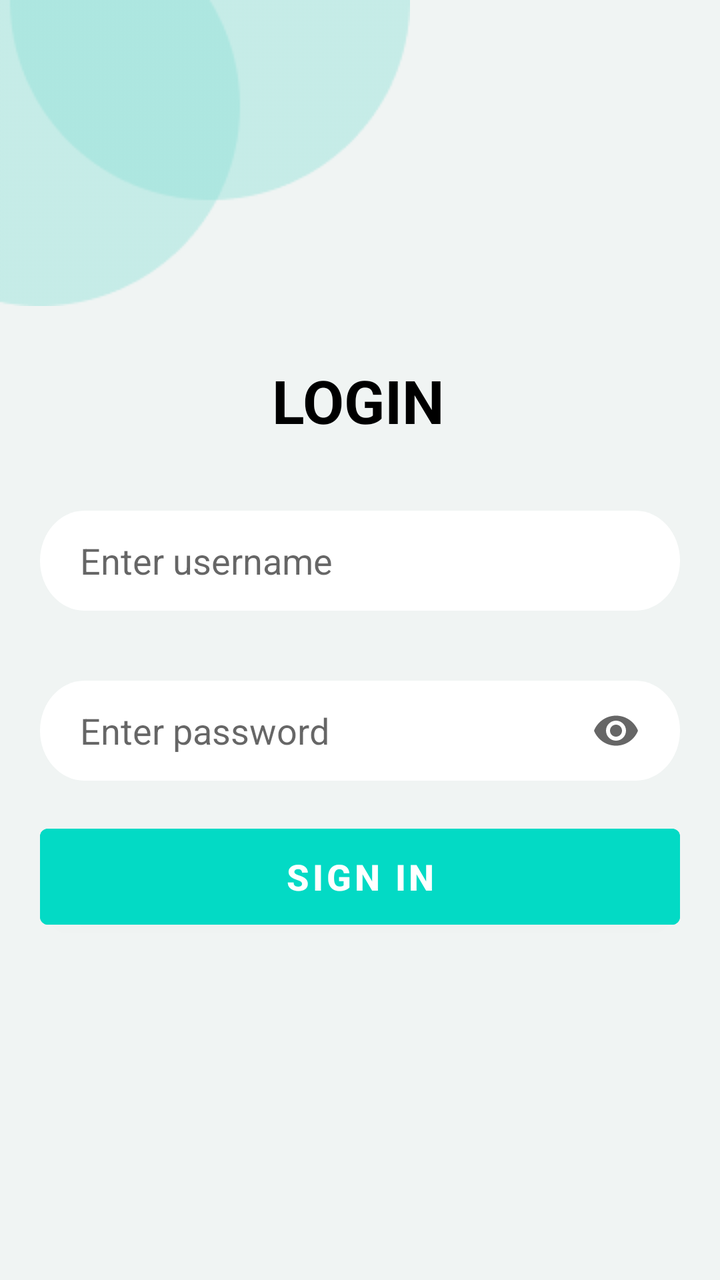
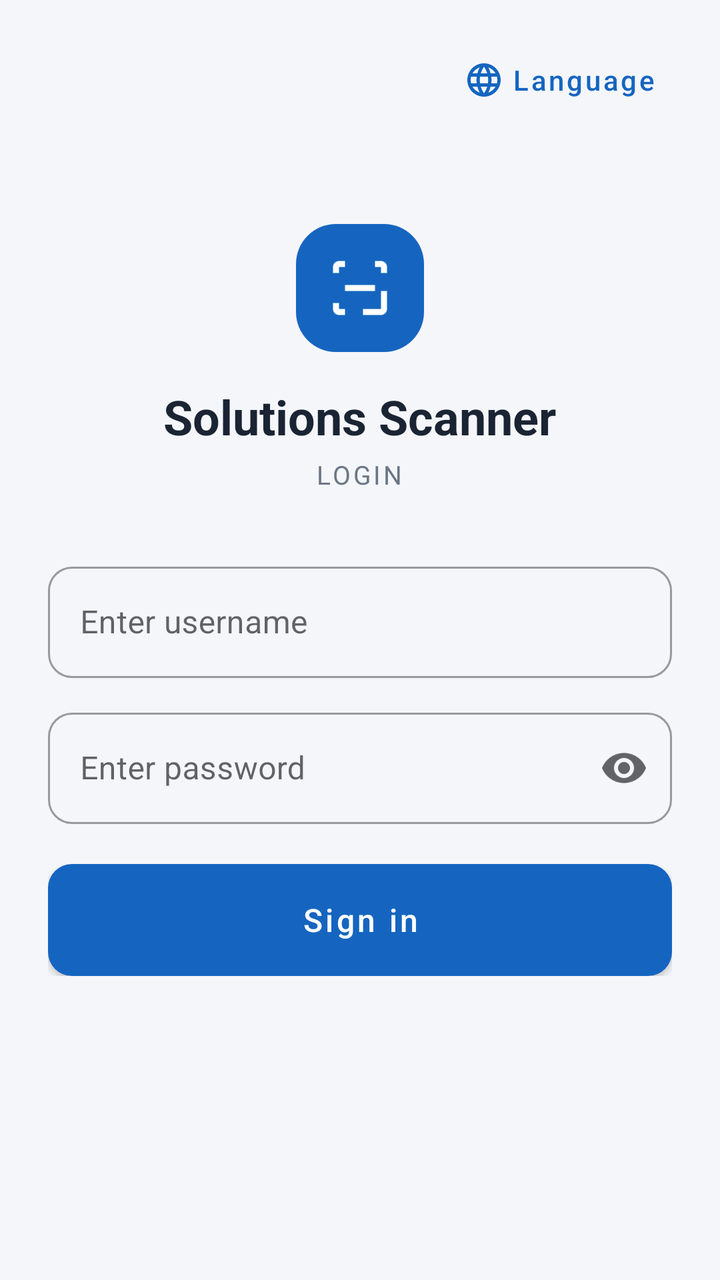

Compare the two renders of this Android layout. The source of the first and the diff that turns it into the second are given below.
<!-- AndroidManifest.xml: application theme Theme.FireDatabase -->
<!-- res/layout/activity_login.xml -->
<?xml version="1.0" encoding="utf-8"?>

<ScrollView xmlns:android="http://schemas.android.com/apk/res/android"
    xmlns:app="http://schemas.android.com/apk/res-auto"
    xmlns:tools="http://schemas.android.com/tools"
    android:layout_width="match_parent"
    android:layout_height="match_parent"
    android:background="@color/background"
    tools:context=".MainActivity">
    <androidx.constraintlayout.widget.ConstraintLayout
        android:id="@+id/main_header"
        android:layout_width="match_parent"
        android:layout_height="match_parent"
        >
        <ImageView
            android:id="@+id/image_view2"
            android:layout_width="wrap_content"
            android:layout_height="wrap_content"
            android:src="@drawable/shape"
            app:layout_constraintStart_toStartOf="parent"
            app:layout_constraintBaseline_toTopOf="parent"
            />
        <TextView
            android:id="@+id/text1"
            android:layout_width="wrap_content"
            android:layout_height="wrap_content"
            android:text="LOGIN"
            android:layout_marginTop="180dp"
            android:textColor="@color/black"
            android:textStyle="bold"
            android:textSize="30sp"
            app:layout_constraintEnd_toEndOf="parent"
            app:layout_constraintHorizontal_bias="0.497"
            app:layout_constraintStart_toStartOf="parent"
            app:layout_constraintTop_toTopOf="parent"
            />
        <EditText
            android:id="@+id/logtxt"
            android:layout_width="320dp"
            android:layout_height="50dp"
            android:layout_marginTop="35dp"
            android:background="@drawable/input_style"
            android:hint="Enter username"
            android:paddingLeft="20dp"
            app:layout_constraintEnd_toEndOf="parent"
            app:layout_constraintStart_toStartOf="parent"
            app:layout_constraintTop_toBottomOf="@+id/text1"
            />
        <EditText
            android:id="@+id/ed3"
            android:layout_width="320dp"
            android:layout_height="50dp"
            android:layout_marginTop="35dp"
            android:background="@drawable/input_style"
            android:hint="Enter password"
            android:inputType="textPassword"
            android:drawableRight="@drawable/ic_baseline_visibility_24"
            android:paddingRight="20dp"
            android:paddingLeft="20dp"
            android:longClickable="false"
            app:layout_constraintEnd_toEndOf="parent"
            app:layout_constraintStart_toStartOf="parent"
            app:layout_constraintTop_toBottomOf="@+id/logtxt"
            />

        <TextView
            android:id="@+id/tvError"
            android:layout_width="0dp"
            android:layout_height="wrap_content"
            android:textColor="@android:color/holo_red_dark"
            android:textSize="14sp"
            android:visibility="gone"
            android:layout_marginTop="12dp"
            app:layout_constraintStart_toStartOf="@+id/ed3"
            app:layout_constraintEnd_toEndOf="@+id/ed3"
            app:layout_constraintTop_toBottomOf="@+id/ed3" />

        <FrameLayout
            android:id="@+id/login_button_container"
            android:layout_width="320dp"
            android:layout_height="60dp"
            android:layout_marginTop="18dp"
            app:layout_constraintEnd_toEndOf="parent"
            app:layout_constraintStart_toStartOf="parent"
            app:layout_constraintTop_toBottomOf="@+id/tvError">

            <Button
                android:id="@+id/btnLogin"
                android:layout_width="match_parent"
                android:layout_height="match_parent"
                android:gravity="center"
                android:text="Sign in"
                android:textSize="18sp"
                android:textStyle="bold"
                android:backgroundTint="@color/teal_200" />

            <ProgressBar
                android:id="@+id/progress_login"
                android:layout_width="36dp"
                android:layout_height="36dp"
                android:indeterminate="true"
                android:visibility="gone"
                android:layout_gravity="center" />

        </FrameLayout>
        


    </androidx.constraintlayout.widget.ConstraintLayout>

</ScrollView>
<!-- resources referenced by this layout -->
<resources>
  <color name="background">#F0F4F3</color>
  <color name="black">#FF000000</color>
  <color name="teal_200">#FF03DAC5</color>
  <!-- drawable ic_baseline_visibility_24 (drawable) -->
  <vector xmlns:android="http://schemas.android.com/apk/res/android"
      android:width="24dp"
      android:height="24dp"
      android:viewportWidth="24"
      android:viewportHeight="24"
      android:tint="?attr/colorControlNormal">
    <path
        android:fillColor="@android:color/white"
        android:pathData="M12,4.5C7,4.5 2.73,7.61 1,12c1.73,4.39 6,7.5 11,7.5s9.27,-3.11 11,-7.5c-1.73,-4.39 -6,-7.5 -11,-7.5zM12,17c-2.76,0 -5,-2.24 -5,-5s2.24,-5 5,-5 5,2.24 5,5 -2.24,5 -5,5zM12,9c-1.66,0 -3,1.34 -3,3s1.34,3 3,3 3,-1.34 3,-3 -1.34,-3 -3,-3z"/>
  </vector>
  <!-- drawable input_style (drawable) -->
  <vector
      xmlns:android="http://schemas.android.com/apk/res/android"
      xmlns:aapt="http://schemas.android.com/aapt"
      android:width="360dp"
      android:height="50dp"
      android:viewportWidth="360"
      android:viewportHeight="50"
      >
      <group>
  
          <clip-path
              android:pathData="M25 0H335C348.807 0 360 11.1929 360 25C360 38.8071 348.807 50 335 50H25C11.1929 50 0 38.8071 0 25C0 11.1929 11.1929 0 25 0Z"
              />
  
          <path
              android:pathData="M0 0V50H360V0"
              android:fillColor="#FFFFFF"
              />
  
      </group>
  
  </vector>
  <!-- drawable shape: png bitmap (drawable, 2964 bytes) -->
  <style name="Theme.FireDatabase" parent="Theme.MaterialComponents.DayNight.NoActionBar">
          
          <item name="colorPrimary">@color/purple_500</item>
          <item name="colorPrimaryVariant">@color/purple_700</item>
          <item name="colorOnPrimary">@color/white</item>
          
          <item name="colorSecondary">@color/teal_200</item>
          <item name="colorSecondaryVariant">@color/teal_700</item>
          <item name="colorOnSecondary">@color/black</item>
          
          <item name="android:statusBarColor" tools:targetApi="l">?attr/colorPrimaryVariant</item>
          
      </style>
  <color name="purple_500">#FF6200EE</color>
  <color name="purple_700">#FF3700B3</color>
  <color name="white">#FFFFFFFF</color>
  <color name="teal_700">#FF018786</color>
</resources>

<!-- the commit's change to res/layout/activity_login.xml (unified diff, before → after) -->
@@ -1,111 +1,143 @@
 <?xml version="1.0" encoding="utf-8"?>
-
 <ScrollView xmlns:android="http://schemas.android.com/apk/res/android"
     xmlns:app="http://schemas.android.com/apk/res-auto"
-    xmlns:tools="http://schemas.android.com/tools"
     android:layout_width="match_parent"
     android:layout_height="match_parent"
     android:background="@color/background"
-    tools:context=".MainActivity">
-    <androidx.constraintlayout.widget.ConstraintLayout
+    android:fillViewport="true">
+
+    <LinearLayout
         android:id="@+id/main_header"
         android:layout_width="match_parent"
-        android:layout_height="match_parent"
-        >
-        <ImageView
-            android:id="@+id/image_view2"
+        android:layout_height="wrap_content"
+        android:orientation="vertical"
+        android:paddingStart="24dp"
+        android:paddingEnd="24dp"
+        android:paddingTop="16dp"
+        android:paddingBottom="24dp">
+
+        <com.google.android.material.button.MaterialButton
+            android:id="@+id/btnLanguage"
+            style="@style/Widget.MaterialComponents.Button.TextButton"
             android:layout_width="wrap_content"
             android:layout_height="wrap_content"
-            android:src="@drawable/shape"
-            app:layout_constraintStart_toStartOf="parent"
-            app:layout_constraintBaseline_toTopOf="parent"
-            />
+            android:layout_gravity="end"
+            android:text="@string/language"
+            android:textAllCaps="false"
+            app:icon="@drawable/ic_language"/>
+
+        <ImageView
+            android:layout_width="64dp"
+            android:layout_height="64dp"
+            android:layout_gravity="center_horizontal"
+            android:layout_marginTop="48dp"
+            android:background="@drawable/bg_pill"
+            android:backgroundTint="@color/brand_blue"
+            android:padding="14dp"
+            android:src="@drawable/ic_scanner_outline"
+            android:contentDescription="@null"
+            app:tint="@color/white"/>
+
         <TextView
             android:id="@+id/text1"
             android:layout_width="wrap_content"
             android:layout_height="wrap_content"
-            android:text="LOGIN"
-            android:layout_marginTop="180dp"
-            android:textColor="@color/black"
-            android:textStyle="bold"
-            android:textSize="30sp"
-            app:layout_constraintEnd_toEndOf="parent"
-            app:layout_constraintHorizontal_bias="0.497"
-            app:layout_constraintStart_toStartOf="parent"
-            app:layout_constraintTop_toTopOf="parent"
-            />
-        <EditText
-            android:id="@+id/logtxt"
-            android:layout_width="320dp"
-            android:layout_height="50dp"
-            android:layout_marginTop="35dp"
-            android:background="@drawable/input_style"
-            android:hint="Enter username"
-            android:paddingLeft="20dp"
-            app:layout_constraintEnd_toEndOf="parent"
-            app:layout_constraintStart_toStartOf="parent"
-            app:layout_constraintTop_toBottomOf="@+id/text1"
-            />
-        <EditText
-            android:id="@+id/ed3"
-            android:layout_width="320dp"
-            android:layout_height="50dp"
-            android:layout_marginTop="35dp"
-            android:background="@drawable/input_style"
-            android:hint="Enter password"
-            android:inputType="textPassword"
-            android:drawableRight="@drawable/ic_baseline_visibility_24"
-            android:paddingRight="20dp"
-            android:paddingLeft="20dp"
-            android:longClickable="false"
-            app:layout_constraintEnd_toEndOf="parent"
-            app:layout_constraintStart_toStartOf="parent"
-            app:layout_constraintTop_toBottomOf="@+id/logtxt"
-            />
+            android:layout_gravity="center_horizontal"
+            android:layout_marginTop="16dp"
+            android:text="@string/app_name"
+            android:textColor="@color/text_primary"
+            android:textSize="24sp"
+            android:textStyle="bold"/>
+
+        <TextView
+            android:layout_width="wrap_content"
+            android:layout_height="wrap_content"
+            android:layout_gravity="center_horizontal"
+            android:layout_marginTop="4dp"
+            android:layout_marginBottom="32dp"
+            android:text="@string/login_title"
+            android:textColor="@color/text_secondary"
+            android:textSize="13sp"
+            android:letterSpacing="0.1"/>
+
+        <com.google.android.material.textfield.TextInputLayout
+            style="@style/Widget.MaterialComponents.TextInputLayout.OutlinedBox"
+            android:layout_width="match_parent"
+            android:layout_height="wrap_content"
+            android:hint="@string/login_username_hint"
+            app:boxCornerRadiusTopStart="12dp"
+            app:boxCornerRadiusTopEnd="12dp"
+            app:boxCornerRadiusBottomStart="12dp"
+            app:boxCornerRadiusBottomEnd="12dp">
+
+            <com.google.android.material.textfield.TextInputEditText
+                android:id="@+id/logtxt"
+                android:layout_width="match_parent"
+                android:layout_height="wrap_content"
+                android:imeOptions="actionNext"
+                android:inputType="textEmailAddress|textNoSuggestions"
+                android:maxLines="1"/>
+        </com.google.android.material.textfield.TextInputLayout>
+
+        <com.google.android.material.textfield.TextInputLayout
+            style="@style/Widget.MaterialComponents.TextInputLayout.OutlinedBox"
+            android:layout_width="match_parent"
+            android:layout_height="wrap_content"
+            android:layout_marginTop="12dp"
+            android:hint="@string/login_password_hint"
+            app:endIconMode="password_toggle"
+            app:boxCornerRadiusTopStart="12dp"
+            app:boxCornerRadiusTopEnd="12dp"
+            app:boxCornerRadiusBottomStart="12dp"
+            app:boxCornerRadiusBottomEnd="12dp">
+
+            <com.google.android.material.textfield.TextInputEditText
+                android:id="@+id/ed3"
+                android:layout_width="match_parent"
+                android:layout_height="wrap_content"
+                android:imeOptions="actionDone"
+                android:inputType="textPassword"
+                android:maxLines="1"/>
+        </com.google.android.material.textfield.TextInputLayout>
 
         <TextView
             android:id="@+id/tvError"
-            android:layout_width="0dp"
+            android:layout_width="match_parent"
             android:layout_height="wrap_content"
-            android:textColor="@android:color/holo_red_dark"
+            android:layout_marginTop="12dp"
+            android:background="@drawable/bg_pill"
+            android:backgroundTint="#FDECEC"
+            android:padding="12dp"
+            android:textColor="#B3261E"
             android:textSize="14sp"
-            android:visibility="gone"
-            android:layout_marginTop="12dp"
-            app:layout_constraintStart_toStartOf="@+id/ed3"
-            app:layout_constraintEnd_toEndOf="@+id/ed3"
-            app:layout_constraintTop_toBottomOf="@+id/ed3" />
+            android:visibility="gone"/>
 
         <FrameLayout
             android:id="@+id/login_button_container"
-            android:layout_width="320dp"
-            android:layout_height="60dp"
-            android:layout_marginTop="18dp"
-            app:layout_constraintEnd_toEndOf="parent"
-            app:layout_constraintStart_toStartOf="parent"
-            app:layout_constraintTop_toBottomOf="@+id/tvError">
+            android:layout_width="match_parent"
+            android:layout_height="56dp"
+            android:layout_marginTop="20dp">
 
-            <Button
+            <com.google.android.material.button.MaterialButton
                 android:id="@+id/btnLogin"
                 android:layout_width="match_parent"
                 android:layout_height="match_parent"
-                android:gravity="center"
-                android:text="Sign in"
-                android:textSize="18sp"
-                android:textStyle="bold"
-                android:backgroundTint="@color/teal_200" />
+                android:insetTop="0dp"
+                android:insetBottom="0dp"
+                android:text="@string/login_sign_in"
+                android:textAllCaps="false"
+                android:textSize="16sp"
+                app:cornerRadius="12dp"/>
 
             <ProgressBar
                 android:id="@+id/progress_login"
-                android:layout_width="36dp"
-                android:layout_height="36dp"
+                android:layout_width="28dp"
+                android:layout_height="28dp"
+                android:layout_gravity="center"
                 android:indeterminate="true"
-                android:visibility="gone"
-                android:layout_gravity="center" />
+                android:indeterminateTint="@color/white"
+                android:visibility="gone"/>
+        </FrameLayout>
 
-        </FrameLayout>
-        
-
-
-    </androidx.constraintlayout.widget.ConstraintLayout>
-
+    </LinearLayout>
 </ScrollView>
<!-- resource entries referenced after the edit -->
@@ -1,59 +1,65 @@
 <!-- resources referenced by this layout -->
 <resources>
-  <color name="background">#F0F4F3</color>
-  <color name="black">#FF000000</color>
-  <color name="teal_200">#FF03DAC5</color>
-  <!-- drawable ic_baseline_visibility_24 (drawable) -->
+  <color name="background">#F4F6FA</color>
+  <color name="brand_blue">#1565C0</color>
+  <color name="text_primary">#1A2433</color>
+  <color name="text_secondary">#6B7685</color>
+  <style name="Theme.FireDatabase" parent="Theme.MaterialComponents.Light.NoActionBar">
+          <item name="colorPrimary">@color/brand_blue</item>
+          <item name="colorPrimaryVariant">@color/brand_blue_dark</item>
+          <item name="colorOnPrimary">@color/white</item>
+          <item name="colorSecondary">@color/brand_blue</item>
+          <item name="colorSecondaryVariant">@color/brand_blue_dark</item>
+          <item name="colorOnSecondary">@color/white</item>
+          <item name="colorAccent">@color/brand_blue</item>
+          <item name="android:colorBackground">@color/background</item>
+          <item name="android:statusBarColor">@color/brand_blue_dark</item>
+          <item name="materialCardViewStyle">@style/Widget.App.Card</item>
+      </style>
+  <color name="brand_blue_dark">#0D47A1</color>
+  <style name="Widget.App.Card" parent="Widget.MaterialComponents.CardView">
+          <item name="cardCornerRadius">16dp</item>
+          <item name="cardElevation">0dp</item>
+          <item name="strokeColor">@color/divider</item>
+          <item name="strokeWidth">1dp</item>
+      </style>
+  <color name="divider">#E3E7EE</color>
+  <color name="white">#FFFFFFFF</color>
+  <!-- drawable bg_pill (drawable) -->
+  <?xml version="1.0" encoding="utf-8"?>
+  <shape xmlns:android="http://schemas.android.com/apk/res/android" android:shape="rectangle">
+      <solid android:color="#FFFFFF" />
+      <corners android:radius="20dp" />
+  </shape>
+  <!-- drawable ic_language (drawable) -->
+  <vector xmlns:android="http://schemas.android.com/apk/res/android"
+      android:width="20dp"
+      android:height="20dp"
+      android:viewportWidth="24"
+      android:viewportHeight="24"
+      android:tint="?attr/colorControlNormal">
+      <path
+          android:fillColor="@android:color/white"
+          android:pathData="M11.99,2C6.47,2 2,6.48 2,12s4.47,10 9.99,10C17.52,22 22,17.52 22,12S17.52,2 11.99,2zM18.92,8h-2.95c-0.32,-1.25 -0.78,-2.45 -1.38,-3.56 1.84,0.63 3.37,1.91 4.33,3.56zM12,4.04c0.83,1.2 1.48,2.53 1.91,3.96h-3.82c0.43,-1.43 1.08,-2.76 1.91,-3.96zM4.26,14C4.1,13.36 4,12.69 4,12s0.1,-1.36 0.26,-2h3.38c-0.08,0.66 -0.14,1.32 -0.14,2 0,0.68 0.06,1.34 0.14,2L4.26,14zM5.08,16h2.95c0.32,1.25 0.78,2.45 1.38,3.56 -1.84,-0.63 -3.37,-1.9 -4.33,-3.56zM8.03,8L5.08,8c0.96,-1.66 2.49,-2.93 4.33,-3.56C8.81,5.55 8.35,6.75 8.03,8zM12,19.96c-0.83,-1.2 -1.48,-2.53 -1.91,-3.96h3.82c-0.43,1.43 -1.08,2.76 -1.91,3.96zM14.34,14L9.66,14c-0.09,-0.66 -0.16,-1.32 -0.16,-2 0,-0.68 0.07,-1.35 0.16,-2h4.68c0.09,0.65 0.16,1.32 0.16,2 0,0.68 -0.07,1.34 -0.16,2zM14.59,19.56c0.6,-1.11 1.06,-2.31 1.38,-3.56h2.95c-0.96,1.65 -2.49,2.93 -4.33,3.56zM16.36,14c0.08,-0.66 0.14,-1.32 0.14,-2 0,-0.68 -0.06,-1.34 -0.14,-2h3.38c0.16,0.64 0.26,1.31 0.26,2s-0.1,1.36 -0.26,2h-3.38z"/>
+  </vector>
+  <!-- drawable ic_scanner_outline (drawable) -->
+  <?xml version="1.0" encoding="utf-8"?>
+  
   <vector xmlns:android="http://schemas.android.com/apk/res/android"
       android:width="24dp"
       android:height="24dp"
       android:viewportWidth="24"
-      android:viewportHeight="24"
-      android:tint="?attr/colorControlNormal">
-    <path
-        android:fillColor="@android:color/white"
-        android:pathData="M12,4.5C7,4.5 2.73,7.61 1,12c1.73,4.39 6,7.5 11,7.5s9.27,-3.11 11,-7.5c-1.73,-4.39 -6,-7.5 -11,-7.5zM12,17c-2.76,0 -5,-2.24 -5,-5s2.24,-5 5,-5 5,2.24 5,5 -2.24,5 -5,5zM12,9c-1.66,0 -3,1.34 -3,3s1.34,3 3,3 3,-1.34 3,-3 -1.34,-3 -3,-3z"/>
+      android:viewportHeight="24">
+  
+      <path
+          android:fillColor="#FFFFFFFF"
+          android:pathData="M3,7V5c0-1.1.9-2 2-2h2v2H5v2H3zm14-4h2c1.1,0 2,.9 2,2v2h-2V5h-2V3zM5,21h2v-2H5v-2H3v2c0,1.1.9,2 2,2zM21,13v6c0,1.1-.9,2-2,2h-6v-2h6v-6h2zM7,11h10v2H7v-2z"/>
   </vector>
-  <!-- drawable input_style (drawable) -->
-  <vector
-      xmlns:android="http://schemas.android.com/apk/res/android"
-      xmlns:aapt="http://schemas.android.com/aapt"
-      android:width="360dp"
-      android:height="50dp"
-      android:viewportWidth="360"
-      android:viewportHeight="50"
-      >
-      <group>
-  
-          <clip-path
-              android:pathData="M25 0H335C348.807 0 360 11.1929 360 25C360 38.8071 348.807 50 335 50H25C11.1929 50 0 38.8071 0 25C0 11.1929 11.1929 0 25 0Z"
-              />
-  
-          <path
-              android:pathData="M0 0V50H360V0"
-              android:fillColor="#FFFFFF"
-              />
-  
-      </group>
-  
-  </vector>
-  <!-- drawable shape: png bitmap (drawable, 2964 bytes) -->
-  <style name="Theme.FireDatabase" parent="Theme.MaterialComponents.DayNight.NoActionBar">
-          
-          <item name="colorPrimary">@color/purple_500</item>
-          <item name="colorPrimaryVariant">@color/purple_700</item>
-          <item name="colorOnPrimary">@color/white</item>
-          
-          <item name="colorSecondary">@color/teal_200</item>
-          <item name="colorSecondaryVariant">@color/teal_700</item>
-          <item name="colorOnSecondary">@color/black</item>
-          
-          <item name="android:statusBarColor" tools:targetApi="l">?attr/colorPrimaryVariant</item>
-          
-      </style>
-  <color name="purple_500">#FF6200EE</color>
-  <color name="purple_700">#FF3700B3</color>
-  <color name="white">#FFFFFFFF</color>
-  <color name="teal_700">#FF018786</color>
+  <string name="app_name">Solutions Scanner</string>
+  <string name="language">Language</string>
+  <string name="login_password_hint">Enter password</string>
+  <string name="login_sign_in">Sign in</string>
+  <string name="login_title">LOGIN</string>
+  <string name="login_username_hint">Enter username</string>
 </resources>
 
